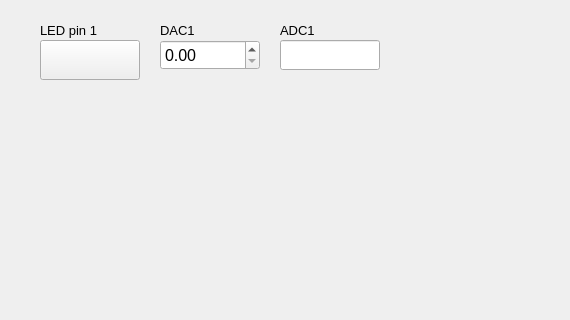
eric5512/VDAS, file GUI/program.ui: the form before one commit; both pictures show x 0 to 570 and y 0 to 320 of the 800 by 600 pixel window.
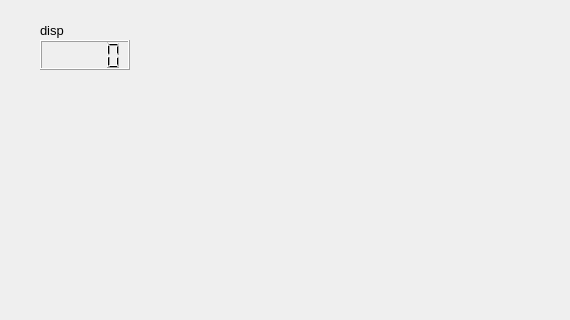
The form after the commit.

Patch:
```diff
--- a/GUI/program.ui
+++ b/GUI/program.ui
@@ -26,80 +26,16 @@
  <pointsize>10</pointsize>
 </font>
 </property><property name="text">
-<string>LED pin 1</string>
+<string>disp</string>
 </property>
-</widget><widget class="QPushButton" name="input1">
+</widget><widget class="QLCDNumber" name="disp">
 <property name="geometry">
  <rect>
   <x>40</x>
   <y>40</y>
-  <width>100</width>
-  <height>40</height>
- </rect>
-</property><property name="font">
-<font>
- <pointsize>12</pointsize>
-</font>
-</property><property name="checkable">
-<bool>true</bool>
-</property>
-</widget><widget class="QLabel" name="label_2">
-<property name="geometry">
- <rect>
-  <x>160</x>
-  <y>20</y>
-  <width>170</width>
-  <height>20</height>
- </rect>
-</property><property name="font">
-<font>
- <pointsize>10</pointsize>
-</font>
-</property><property name="text">
-<string>DAC1</string>
-</property>
-</widget><widget class="QDoubleSpinBox" name="input2">
-<property name="geometry">
- <rect>
-  <x>160</x>
-  <y>40</y>
-  <width>100</width>
+  <width>90</width>
   <height>30</height>
  </rect>
-</property><property name="font">
-<font>
- <pointsize>12</pointsize>
-</font>
-</property>
-</widget><widget class="QLabel" name="label_3">
-<property name="geometry">
- <rect>
-  <x>280</x>
-  <y>20</y>
-  <width>170</width>
-  <height>20</height>
- </rect>
-</property><property name="font">
-<font>
- <pointsize>10</pointsize>
-</font>
-</property><property name="text">
-<string>ADC1</string>
-</property>
-</widget><widget class="QLineEdit" name="out">
-<property name="geometry">
- <rect>
-  <x>280</x>
-  <y>40</y>
-  <width>100</width>
-  <height>30</height>
- </rect>
-</property><property name="font">
-<font>
- <pointsize>12</pointsize>
-</font>
-</property><property name="readOnly">
-<bool>true</bool>
 </property>
 </widget></widget>
 </widget>
```
